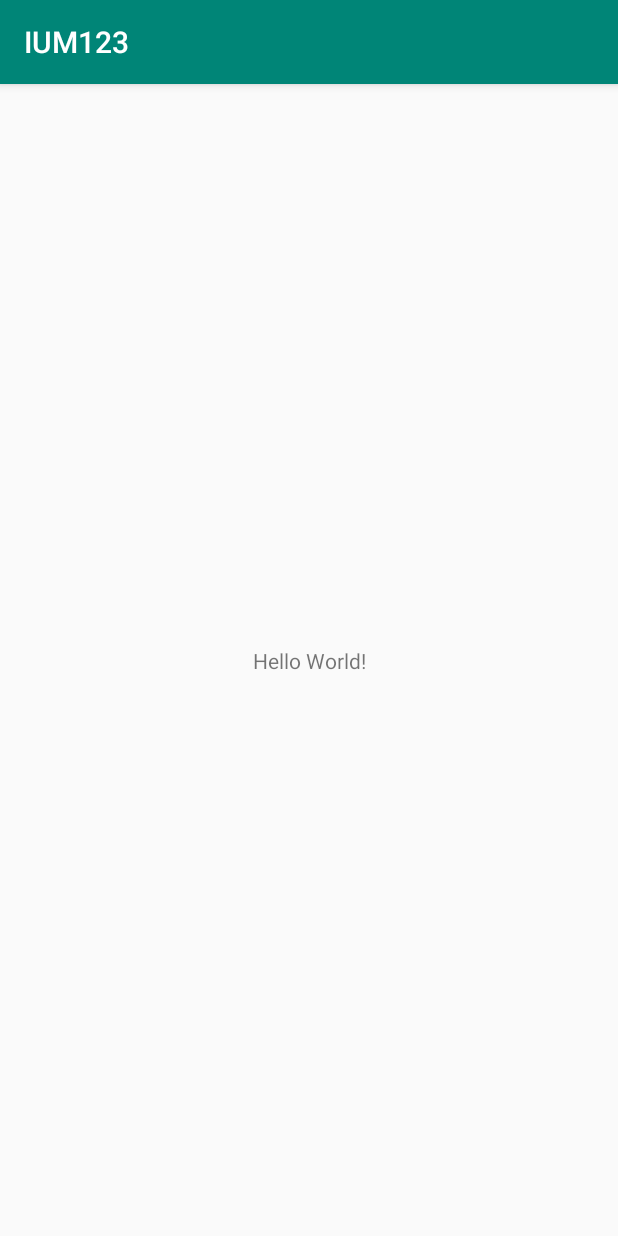
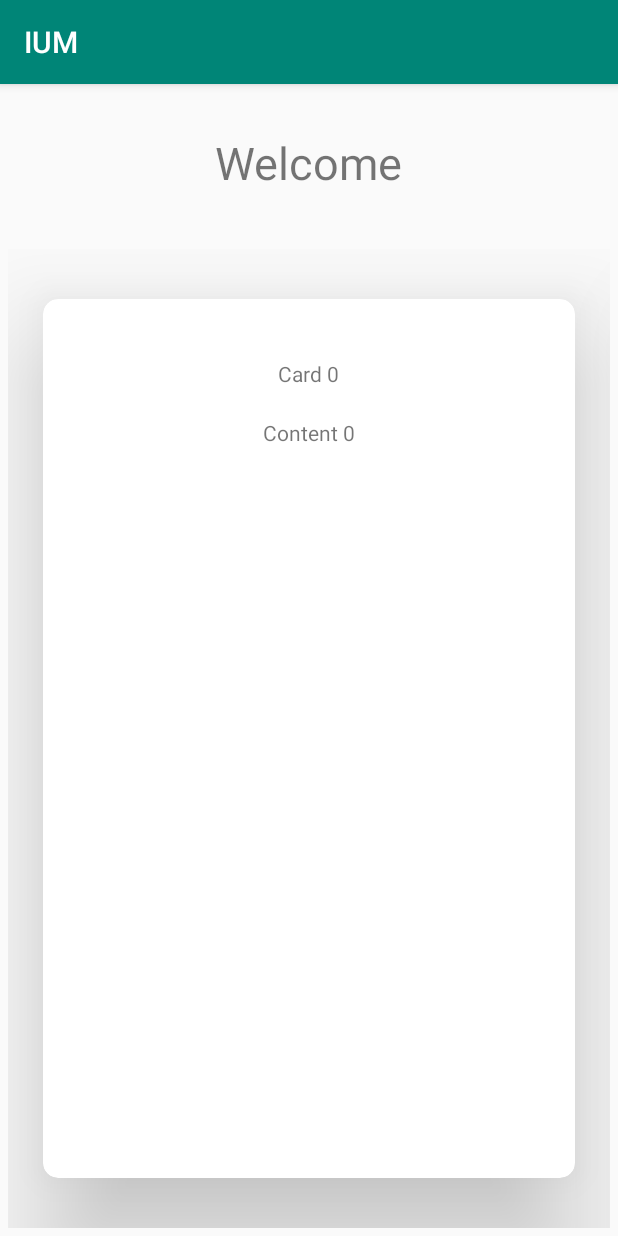
Before and after one commit to KFCBETA/IUM, an Android app: the screen it shows after launch (MainActivity before the commit, WelcomeActivity after it), on a phone screen of 412 x 824 dp. Run offline under Robolectric (Android 15) with nearby library versions, the phone set to English and light mode, and no system bars.

Commit message:
Add welcomeViewPager

```diff
--- a/app/build.gradle
+++ b/app/build.gradle
@@ -19,10 +19,12 @@ android {
 }
 
 dependencies {
-    implementation fileTree(dir: 'libs', include: ['*.jar'])
+    implementation fileTree(include: ['*.jar'], dir: 'libs')
     implementation 'com.android.support:appcompat-v7:28.0.0'
     implementation 'com.android.support.constraint:constraint-layout:1.1.3'
     testImplementation 'junit:junit:4.12'
     androidTestImplementation 'com.android.support.test:runner:1.0.2'
     androidTestImplementation 'com.android.support.test.espresso:espresso-core:3.0.2'
+    implementation 'com.android.support:recyclerview-v7:28.0.0'
+    implementation 'com.android.support:cardview-v7:28.0.0'
 }
--- /dev/null
+++ b/app/src/main/java/com/agroup/ium/CardFragmentPagerAdapter.java
@@ -0,0 +1,62 @@
+package com.agroup.ium;
+
+import android.support.annotation.NonNull;
+import android.support.v4.app.Fragment;
+import android.support.v4.app.FragmentManager;
+import android.support.v4.app.FragmentStatePagerAdapter;
+import android.support.v7.widget.CardView;
+import android.view.ViewGroup;
+
+import java.util.ArrayList;
+import java.util.List;
+
+public class CardFragmentPagerAdapter extends FragmentStatePagerAdapter {
+
+    private List<CardFragment_Welcome> fragments;
+    private float baseElevation;
+
+    public final int ELEVATION_FACTOR = 8;
+
+    public CardFragmentPagerAdapter(FragmentManager fragmentManager, float elevation) {
+        super(fragmentManager);
+
+        fragments = new ArrayList<>();
+
+        this.baseElevation = elevation;
+
+        for (int i=0; i<3; i++) {
+            addCardFragment(new CardFragment_Welcome());
+        }
+    }
+
+    public float getBaseElevation() {
+        return baseElevation;
+    }
+
+    public CardView getCardView(int position) {
+        return fragments.get(position).getCardView();
+    }
+
+    @NonNull
+    @Override
+    public Object instantiateItem(@NonNull ViewGroup container, int position) {
+        Object fragment = super.instantiateItem(container, position);
+        fragments.set(position, (CardFragment_Welcome)fragment);
+
+        return fragment;
+    }
+
+    @Override
+    public Fragment getItem(int position) {
+        return CardFragment_Welcome.getInstance(position);
+    }
+
+    @Override
+    public int getCount() {
+        return fragments.size();
+    }
+
+    public void addCardFragment(CardFragment_Welcome fragment){
+        fragments.add(fragment);
+    }
+}
--- /dev/null
+++ b/app/src/main/java/com/agroup/ium/CardFragment_Welcome.java
@@ -0,0 +1,52 @@
+package com.agroup.ium;
+
+import android.os.Bundle;
+import android.support.annotation.NonNull;
+import android.support.annotation.Nullable;
+import android.support.v4.app.Fragment;
+import android.support.v7.widget.CardView;
+import android.view.LayoutInflater;
+import android.view.View;
+import android.view.ViewGroup;
+import android.widget.TextView;
+
+public class CardFragment_Welcome extends Fragment {
+
+
+    private CardView cardView;
+
+    public static Fragment getInstance(int position){
+
+        CardFragment_Welcome cardFragment = new CardFragment_Welcome();
+        Bundle bundle = new Bundle();
+        bundle.putInt("position", position);
+        cardFragment.setArguments(bundle);
+
+        return cardFragment;
+    }
+
+
+    @Nullable
+    @Override
+    public View onCreateView(@NonNull LayoutInflater inflater, @Nullable ViewGroup container, @Nullable Bundle savedInstanceState) {
+
+        View view = inflater.inflate(R.layout.item_welcome_cardview, container, false);
+
+        cardView = (CardView)view.findViewById(R.id.welcomeCardView);
+        cardView.setMaxCardElevation(cardView.getCardElevation()*10);
+
+        TextView textView_Title = (TextView)view.findViewById(R.id.cardViewTitle);
+        TextView textView_Content = (TextView)view.findViewById(R.id.cardViewContent);
+
+        textView_Title.setText("Card " + getArguments().getInt("position"));
+
+        textView_Content.setText("Content " + getArguments().getInt("position"));
+
+        return view;
+    }
+
+
+    public CardView getCardView(){
+        return cardView;
+    }
+}
--- /dev/null
+++ b/app/src/main/java/com/agroup/ium/ViewPagerTransformer.java
@@ -0,0 +1,86 @@
+package com.agroup.ium;
+
+import android.support.annotation.NonNull;
+import android.support.v4.view.ViewPager;
+import android.support.v7.widget.CardView;
+import android.view.View;
+
+public class ViewPagerTransformer implements ViewPager.OnPageChangeListener, ViewPager.PageTransformer {
+
+    private static final String TAG = ViewPagerTransformer.class.getSimpleName();
+
+    private ViewPager viewPager;
+    private float lastOffset;
+    private CardFragmentPagerAdapter cardFragmentPagerAdapter;
+
+
+    public ViewPagerTransformer(ViewPager viewPager, CardFragmentPagerAdapter adapter){
+        this.viewPager = viewPager;
+        viewPager.addOnPageChangeListener(this);
+        this.cardFragmentPagerAdapter = adapter;
+
+    }
+
+
+    @Override
+    public void onPageScrolled(int position, float positionOffset, int positionOffsetPixels) {
+
+        int currentPosition;
+        int nextPosition;
+        float baseElevation = cardFragmentPagerAdapter.getBaseElevation();
+        float realOffset;
+        //Check if user scroll tp right
+        boolean scrollRight = lastOffset > positionOffset;
+
+
+        if(scrollRight){
+            currentPosition = position + 1;
+            nextPosition = position;
+            realOffset = 1 - positionOffset;
+        }
+        else{
+            nextPosition = position + 1;
+            currentPosition = position;
+            realOffset = positionOffset;
+        }
+
+        if(nextPosition > cardFragmentPagerAdapter.getCount()-1
+                || currentPosition > cardFragmentPagerAdapter.getCount()-1){
+            return;
+        }
+
+        CardView currentCard = cardFragmentPagerAdapter.getCardView(currentPosition);
+        if(currentCard != null){
+            currentCard.setCardElevation(baseElevation +
+                    baseElevation*(cardFragmentPagerAdapter.ELEVATION_FACTOR)*(1-realOffset));
+        }
+
+        CardView nextCard = cardFragmentPagerAdapter.getCardView(nextPosition);
+        if(nextCard != null){
+            nextCard.setCardElevation(baseElevation +
+                    baseElevation*(cardFragmentPagerAdapter.ELEVATION_FACTOR)*(1-realOffset));
+        }
+
+
+        lastOffset = positionOffset;
+    }
+
+    @Override
+    public void onPageSelected(int i) {
+
+    }
+
+    @Override
+    public void onPageScrollStateChanged(int i) {
+
+    }
+
+    @Override
+    public void transformPage(@NonNull View view, float v) {
+
+    }
+
+
+
+
+}
--- /dev/null
+++ b/app/src/main/java/com/agroup/ium/WelcomeActivity.java
@@ -0,0 +1,55 @@
+package com.agroup.ium;
+
+import android.content.Context;
+import android.os.Bundle;
+import android.support.v4.view.ViewPager;
+import android.support.v7.app.AppCompatActivity;
+import android.view.ViewGroup;
+import android.widget.ImageView;
+import android.widget.LinearLayout;
+
+public class WelcomeActivity extends AppCompatActivity {
+
+
+    private ImageView[] dotArray;
+    private int viewPagerSize = 3;
+    private ImageView dotImage;
+    private LinearLayout dotLinearLayout;
+
+    @Override
+    protected void onCreate(Bundle savedInstanceState) {
+        super.onCreate(savedInstanceState);
+        setContentView(R.layout.activity_welcome);
+
+        ViewPager viewPager = (ViewPager)findViewById(R.id.welcomeActivity_viewpager);
+
+        CardFragmentPagerAdapter pagerAdapter = new CardFragmentPagerAdapter(getSupportFragmentManager(), dpToPixels(5,this));
+        ViewPagerTransformer viewPagerTransformer = new ViewPagerTransformer(viewPager, pagerAdapter);
+
+        viewPager.setAdapter(pagerAdapter);
+        viewPager.setPageTransformer(false, viewPagerTransformer);
+        viewPager.setOffscreenPageLimit(3);
+
+        dotArray = new ImageView[viewPagerSize];
+        for(int i=0; i<viewPagerSize; i++){
+            dotImage = new ImageView(this);
+            dotImage.setLayoutParams(new ViewGroup.LayoutParams(25,25));
+            dotImage.setPadding(20,0,20,0);
+            if(i == 0){
+                dotImage.setBackgroundResource(R.mipmap.dot_focused);
+            }
+            else{
+                dotImage.setBackgroundResource(R.mipmap.dot_unfocueds);
+            }
+            dotArray[i] = dotImage;
+
+        }
+    }
+
+
+    public static float dpToPixels(int dp, Context context) {
+        return dp * (context.getResources().getDisplayMetrics().density);
+    }
+
+
+}
--- /dev/null
+++ b/app/src/main/res/layout/activity_welcome.xml
@@ -0,0 +1,49 @@
+<?xml version="1.0" encoding="utf-8"?>
+<android.support.constraint.ConstraintLayout
+    xmlns:android="http://schemas.android.com/apk/res/android"
+    xmlns:app="http://schemas.android.com/apk/res-auto"
+    xmlns:tools="http://schemas.android.com/tools"
+    android:layout_width="match_parent"
+    android:layout_height="match_parent"
+    tools:context=".WelcomeActivity">
+
+    <TextView
+        android:id="@+id/welcomeActivity_headline"
+        android:layout_width="wrap_content"
+        android:layout_height="wrap_content"
+        android:layout_marginTop="32dp"
+        android:text="@string/welcomeActivity_headline"
+        android:textSize="30sp"
+        app:layout_constraintBottom_toTopOf="@+id/welcomeActivity_viewpager"
+        app:layout_constraintEnd_toEndOf="parent"
+        app:layout_constraintStart_toStartOf="parent"
+        app:layout_constraintTop_toTopOf="parent" />
+
+    <android.support.v4.view.ViewPager
+        android:id="@+id/welcomeActivity_viewpager"
+        android:layout_width="match_parent"
+        android:layout_height="0dp"
+        android:layout_marginTop="32dp"
+        android:clipToPadding="true"
+        android:overScrollMode="never"
+        android:paddingStart="@dimen/viewpager_padding"
+        android:paddingEnd="@dimen/viewpager_padding"
+        android:paddingTop="@dimen/viewpager_padding"
+        android:paddingBottom="@dimen/viewpager_padding"
+        app:layout_constraintBottom_toBottomOf="parent"
+        app:layout_constraintEnd_toEndOf="parent"
+        app:layout_constraintStart_toStartOf="parent"
+        app:layout_constraintTop_toBottomOf="@+id/welcomeActivity_headline" />
+
+
+    <LinearLayout
+        android:id="@+id/welcomeActivity_dot"
+        android:layout_width="wrap_content"
+        android:layout_height="wrap_content"
+        android:orientation="horizontal"
+        app:layout_constraintBottom_toBottomOf="@id/welcomeActivity_viewpager"
+        app:layout_constraintEnd_toEndOf="@id/welcomeActivity_viewpager"
+        app:layout_constraintStart_toStartOf="@id/welcomeActivity_viewpager"
+        android:layout_marginBottom="20dp"/>
+
+</android.support.constraint.ConstraintLayout>
--- /dev/null
+++ b/app/src/main/res/layout/item_welcome_cardview.xml
@@ -0,0 +1,35 @@
+<?xml version="1.0" encoding="utf-8"?>
+<android.support.v7.widget.CardView
+    xmlns:android="http://schemas.android.com/apk/res/android"
+    xmlns:app="http://schemas.android.com/apk/res-auto"
+    android:layout_width="match_parent"
+    android:layout_height="match_parent"
+    android:id="@+id/welcomeCardView"
+    app:cardUseCompatPadding="true"
+    android:layout_gravity="center"
+    app:cardCornerRadius="10dp">
+
+
+    <LinearLayout
+        android:layout_width="match_parent"
+        android:layout_height="wrap_content"
+        android:gravity="center"
+        android:orientation="vertical"
+        android:padding="20dp">
+
+        <TextView
+            android:id="@+id/cardViewTitle"
+            android:layout_width="wrap_content"
+            android:layout_height="wrap_content"
+            android:text="@string/cardViewTitle"
+            android:layout_marginTop="20dp"/>
+
+        <TextView
+            android:id="@+id/cardViewContent"
+            android:layout_width="wrap_content"
+            android:layout_height="wrap_content"
+            android:text="@string/cardViewContent"
+            android:layout_marginTop="20dp"/>
+    </LinearLayout>
+
+</android.support.v7.widget.CardView>
--- a/app/src/main/res/values/colors.xml
+++ b/app/src/main/res/values/colors.xml
@@ -3,4 +3,5 @@
     <color name="colorPrimary">#008577</color>
     <color name="colorPrimaryDark">#00574B</color>
     <color name="colorAccent">#D81B60</color>
+    <color name="colorTest">#0084F7</color>
 </resources>
--- /dev/null
+++ b/app/src/main/res/values/dimen.xml
@@ -0,0 +1,5 @@
+<?xml version="1.0" encoding="utf-8"?>
+<resources>
+    <dimen name="viewpager_padding">5dp</dimen>
+
+</resources>
--- a/app/src/main/res/values/strings.xml
+++ b/app/src/main/res/values/strings.xml
@@ -1,3 +1,6 @@
 <resources>
-    <string name="app_name">IUM123</string>
+    <string name="app_name">IUM</string>
+    <string name="welcomeActivity_headline">Welcome</string>
+    <string name="cardViewTitle">CardView</string>
+    <string name="cardViewContent">CradView Content</string>
 </resources>
```
Also changed, not shown: app/src/main/AndroidManifest.xml (+5 -4 lines), app/src/main/res/mipmap-anydpi-v26/dot_focused.png (added), app/src/main/res/mipmap-anydpi-v26/dot_unfocueds.png (added).
